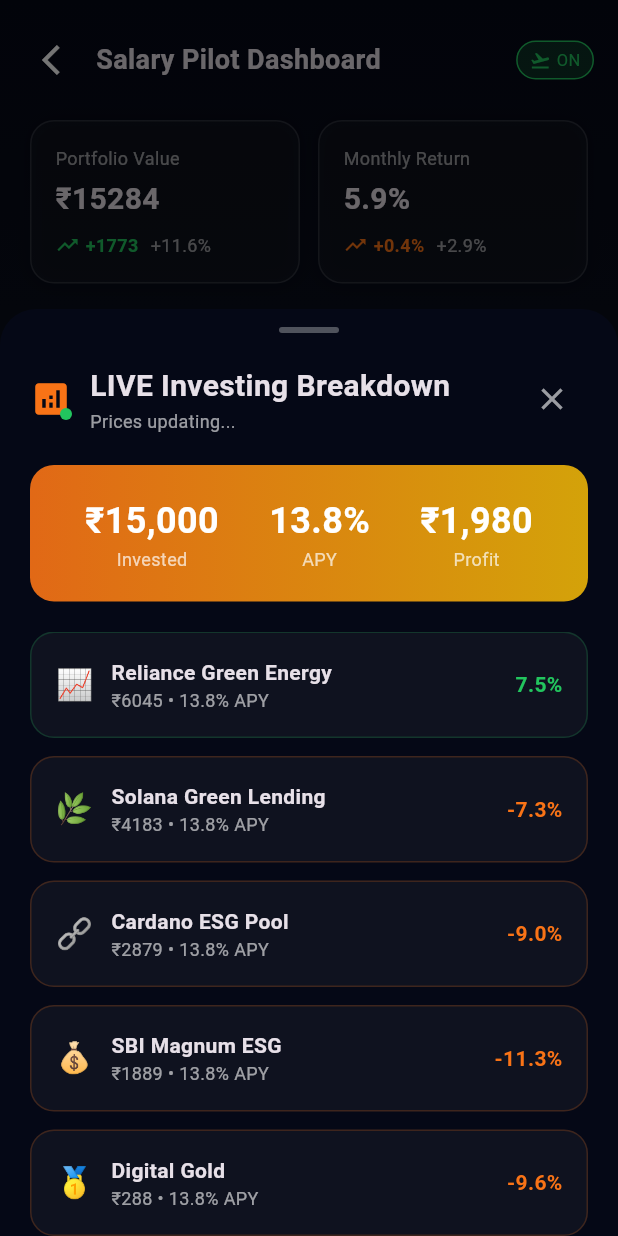
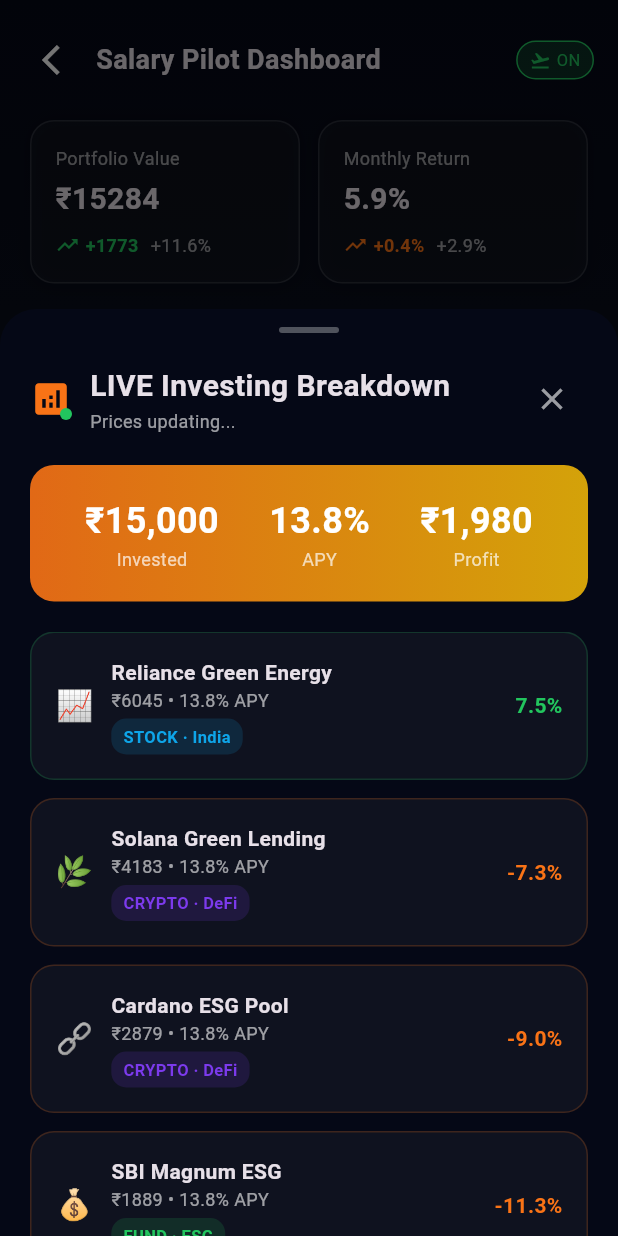
Before and after one commit to Aditya-MP/Salary_Pilot, a Flutter app: the DashboardPage screen opened directly, after a tap on "₹15,000 Investing (30%)", on a phone screen of 412 x 824 dp. Run offline on Flutter 3.47's test engine with Material 3 defaults, Android fonts, the light colour scheme and no system bars; drawn by our look-alikes of fl_chart.

Commit message:
Add asset type badges to live investing modal - STOCK/CRYPTO/FUND/GOLD classification with color coding

```diff
--- a/lib/dashboard_page.dart
+++ b/lib/dashboard_page.dart
@@ -631,7 +631,46 @@
                           crossAxisAlignment: CrossAxisAlignment.start,
                           children: [
                             Text(name, style: const TextStyle(fontSize: 14, fontWeight: FontWeight.w600)),
-                            Text('₹${priceData['price']} • 13.8% APY', style: const TextStyle(fontSize: 12, color: Colors.white60)),
+                            Text(
+                              '₹${priceData['price']} • 13.8% APY',
+                              style: const TextStyle(fontSize: 12, color: Colors.white60),
+                            ),
+                            const SizedBox(height: 4),
+                            Builder(
+                              builder: (context) {
+                                String typeLabel;
+                                Color typeColor;
+
+                                if (name.contains('Reliance') || name.contains('Tata')) {
+                                  typeLabel = 'STOCK · India';
+                                  typeColor = const Color(0xFF0EA5E9); // blue
+                                } else if (name.contains('Solana') || name.contains('Cardano')) {
+                                  typeLabel = 'CRYPTO · DeFi';
+                                  typeColor = const Color(0xFF7C3AED); // purple
+                                } else if (name.contains('SBI') || name.contains('ESG')) {
+                                  typeLabel = 'FUND · ESG';
+                                  typeColor = const Color(0xFF22C55E); // green
+                                } else if (name.contains('Gold')) {
+                                  typeLabel = 'GOLD · Safe';
+                                  typeColor = const Color(0xFFEAB308); // yellow
+                                } else {
+                                  typeLabel = 'ASSET';
+                                  typeColor = Colors.white54;
+                                }
+
+                                return Container(
+                                  padding: const EdgeInsets.symmetric(horizontal: 8, vertical: 4),
+                                  decoration: BoxDecoration(
+                                    borderRadius: BorderRadius.circular(10),
+                                    color: typeColor.withOpacity(0.15),
+                                  ),
+                                  child: Text(
+                                    typeLabel,
+                                    style: TextStyle(fontSize: 11, color: typeColor, fontWeight: FontWeight.w600),
+                                  ),
+                                );
+                              },
+                            ),
                           ],
                         ),
                       ),
```
